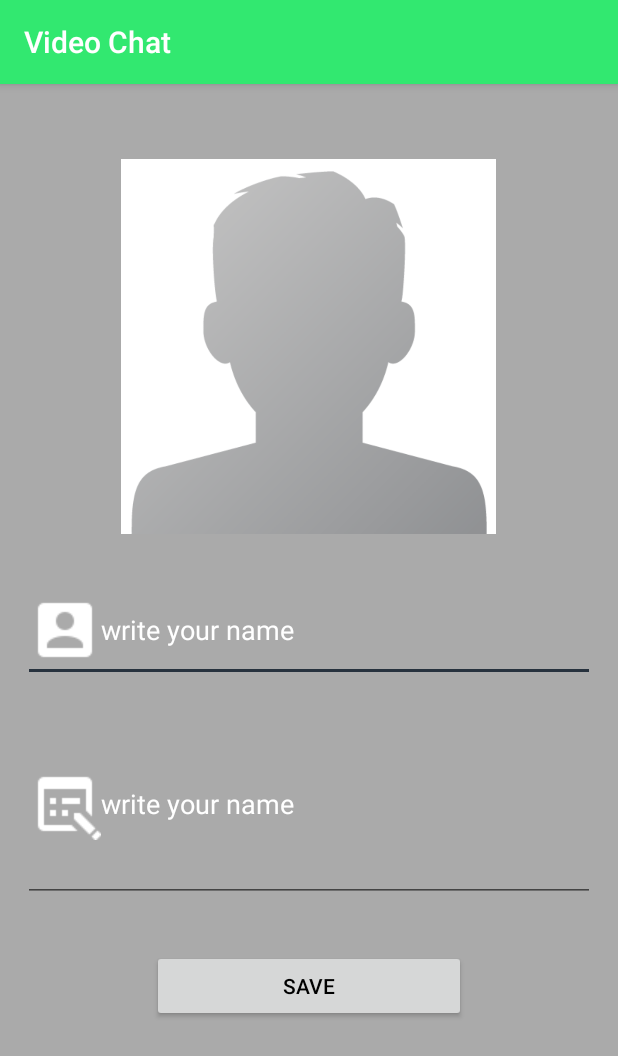
After one commit to vidit-sethi06/Video_Chat, an Android app: the SettingsActivity screen opened directly, with no data from a screen before it, on a phone screen of 412 x 824 dp. The commit adds this screen. Shown: the top 1056 px of the screen. Run offline under Robolectric (Android 15) with nearby library versions, the phone set to English and light mode, and no system bars.

```diff
--- a/app/build.gradle
+++ b/app/build.gradle
@@ -32,13 +32,14 @@ dependencies {
     implementation 'com.google.firebase:firebase-core:11.8.0'
     implementation 'com.google.firebase:firebase-storage:11.8.0'
     implementation 'com.google.firebase:firebase-database:11.8.0'
-    implementation 'com.google.firebase:firebase-auth:11.8.0'
+    implementation 'com.google.firebase:firebase-auth'
     implementation 'com.hbb20:ccp:2.1.9'
     implementation 'pub.devrel:easypermissions:0.4.0'
     implementation 'com.firebaseui:firebase-ui-database:3.2.2'
     implementation 'androidx.appcompat:appcompat:1.1.0'
     implementation 'androidx.constraintlayout:constraintlayout:1.1.3'
     implementation 'androidx.browser:browser:1.2.0'
+    implementation 'com.google.android.material:material:1.2.1'
     testImplementation 'junit:junit:4.12'
     androidTestImplementation 'com.android.support.test:runner:1.0.2'
     androidTestImplementation 'com.android.support.test.espresso:espresso-core:3.0.2'
--- /dev/null
+++ b/app/src/main/java/com/example/videochat/SettingsActivity.java
@@ -0,0 +1,14 @@
+package com.example.videochat;
+
+import android.os.Bundle;
+
+import androidx.appcompat.app.AppCompatActivity;
+
+public class SettingsActivity extends AppCompatActivity {
+
+    @Override
+    protected void onCreate(Bundle savedInstanceState) {
+        super.onCreate(savedInstanceState);
+        setContentView(R.layout.activity_settings);
+    }
+}
--- a/app/src/main/res/layout/activity_registration.xml
+++ b/app/src/main/res/layout/activity_registration.xml
@@ -49,7 +49,7 @@
                     android:layout_width="68dp"
                     android:layout_height="40dp"
                     android:background="@android:color/white"
-                    app:ccp_defaultNameCode="Au" />
+                    app:ccp_defaultNameCode="Pk" />
 
                 <EditText
                     android:id="@+id/phoneText"
--- /dev/null
+++ b/app/src/main/res/layout/activity_settings.xml
@@ -0,0 +1,68 @@
+<?xml version="1.0" encoding="utf-8"?>
+<RelativeLayout
+    xmlns:android="http://schemas.android.com/apk/res/android"
+    xmlns:app="http://schemas.android.com/apk/res-auto"
+    xmlns:tools="http://schemas.android.com/tools"
+    android:layout_width="match_parent"
+    android:layout_height="match_parent"
+    android:background="@android:color/darker_gray"
+    tools:context=".SettingsActivity">
+
+    <ImageView
+        android:id="@+id/settings_profile_image"
+        android:layout_width="250dp"
+        android:layout_height="250dp"
+        android:layout_alignParentTop="true"
+        android:layout_centerHorizontal="true"
+        android:layout_marginTop="50dp"
+        android:src = "@drawable/profile_image">
+
+    </ImageView>
+
+    <EditText
+        android:id = "@+id/username_settings"
+        android:layout_width="match_parent"
+        android:layout_height="wrap_content"
+        android:drawableLeft="@drawable/edit_profile"
+        android:drawableTint="@android:color/white"
+        android:layout_marginTop="30dp"
+        android:layout_marginStart="15dp"
+        android:layout_marginEnd="15dp"
+        android:hint="write your name"
+        android:textColorHint="@android:color/white"
+        android:textColor="@android:color/white"
+        android:layout_below="@id/settings_profile_image">
+
+    </EditText>
+
+    <EditText
+        android:id="@+id/bio_settings"
+        android:layout_width="381dp"
+        android:layout_height="130dp"
+        android:layout_below="@id/settings_profile_image"
+        android:layout_marginStart="15dp"
+        android:layout_marginTop="115dp"
+        android:layout_marginEnd="15dp"
+        android:drawableLeft="@drawable/edit_status"
+        android:drawableTint="@android:color/white"
+        android:hint="write your name"
+        android:textColor="@android:color/white"
+        android:textColorHint="@android:color/white">
+
+    </EditText>
+
+    <Button
+        android:id="@+id/save_settings"
+        android:layout_centerInParent="true"
+        android:layout_width="209dp"
+        android:layout_height="wrap_content"
+        android:layout_below="@id/settings_profile_image"
+        android:layout_marginStart="15dp"
+        android:layout_marginTop="277dp"
+        android:layout_marginEnd="15dp"
+        android:text="Save"
+        android:textColor="@android:color/black"
+        android:textColorHint="@android:color/white">
+
+    </Button>
+</RelativeLayout>
--- a/app/src/main/res/values/strings.xml
+++ b/app/src/main/res/values/strings.xml
@@ -1,3 +1,5 @@
 <resources>
     <string name="app_name">Video Chat</string>
+    <string name="title_activity_main">MainActivity</string>
+    <string name="title_activity_main2">MainActivity</string>
 </resources>
--- a/build.gradle
+++ b/build.gradle
@@ -6,6 +6,7 @@ buildscript {
     }
     dependencies {
         classpath "com.android.tools.build:gradle:4.0.1"
+        classpath 'com.google.gms:google-services:4.3.4'
         classpath 'com.google.gms:google-services:4.3.4'
 
         // NOTE: Do not place your application dependencies here; they belong
```
Also changed, not shown: app/src/main/AndroidManifest.xml (+9 -4 lines), app/src/main/java/com/example/videochat/MainActivity.java (+44 -2 lines), app/src/main/java/com/example/videochat/NotificationsActivity.java (added, +14 -0 lines), app/src/main/java/com/example/videochat/RegistrationActivity.java (+17 -1 lines), app/src/main/res/layout/activity_main.xml (+16 -11 lines), app/src/main/res/layout/activity_notifications.xml (added, +19 -0 lines), app/src/main/res/menu/bottom_nav_menu.xml (added, +23 -0 lines), 1 other file.
